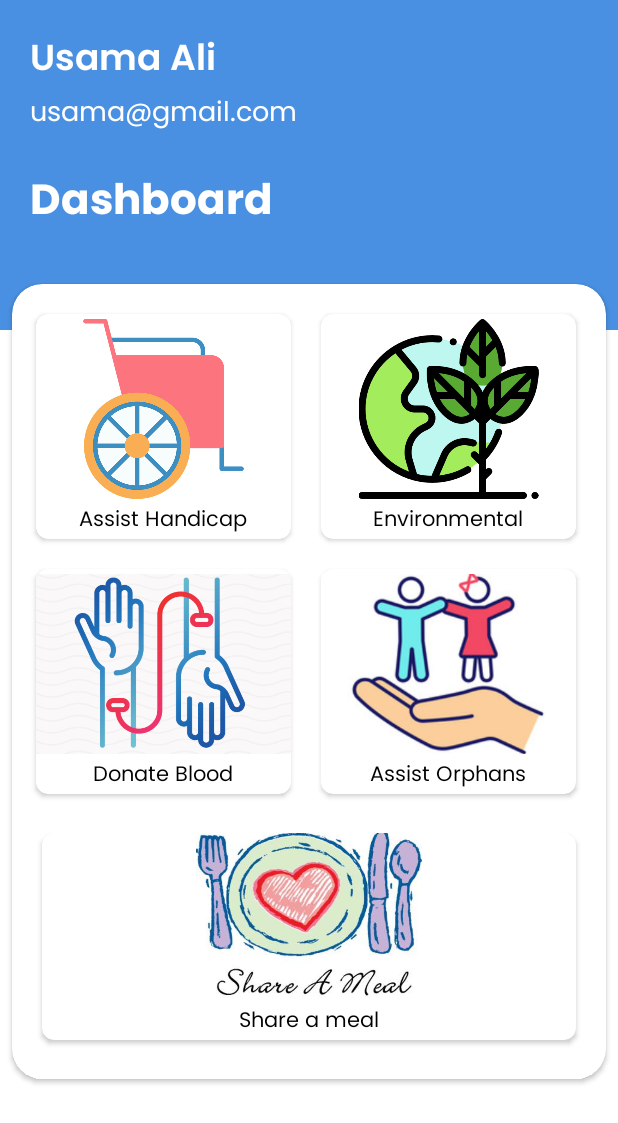
After one commit to usamasiddiqui04/Community-Service, an Android app: the layout dash_board_screen.xml on its own in the app's theme, with its tools: preview values and no code run, on a phone screen of 412 x 824 dp. The commit adds this screen. Shown: the top 1123 px of the screen. Run offline under Robolectric (Android 15) with nearby library versions, the phone set to English and light mode, and no system bars.

Commit message:
Dash Board UI

```diff
--- /dev/null
+++ b/app/src/main/java/com/bytee/communityservice/DashBoardScreen.kt
@@ -0,0 +1,32 @@
+package com.bytee.communityservice
+
+import android.os.Bundle
+import androidx.fragment.app.Fragment
+import android.view.LayoutInflater
+import android.view.View
+import android.view.ViewGroup
+import com.bytee.communityservice.databinding.DashBoardScreenBinding
+import com.bytee.communityservice.databinding.FragmentSplahScreenBinding
+
+
+class DashBoardScreen : Fragment() {
+
+
+
+    lateinit var _binding: DashBoardScreenBinding
+    private val binding get() = _binding
+
+    override fun onCreateView(
+        inflater: LayoutInflater, container: ViewGroup?,
+        savedInstanceState: Bundle?
+    ): View {
+        _binding = DashBoardScreenBinding.inflate(inflater, container, false)
+        return binding.root
+    }
+
+
+    override fun onViewCreated(view: View, savedInstanceState: Bundle?) {
+        super.onViewCreated(view, savedInstanceState)
+    }
+
+}
--- /dev/null
+++ b/app/src/main/java/com/bytee/communityservice/module/DashBoardActivity.kt
@@ -0,0 +1,12 @@
+package com.bytee.communityservice.module
+
+import androidx.appcompat.app.AppCompatActivity
+import android.os.Bundle
+import com.bytee.communityservice.R
+
+class DashBoardActivity : AppCompatActivity() {
+    override fun onCreate(savedInstanceState: Bundle?) {
+        super.onCreate(savedInstanceState)
+        setContentView(R.layout.activity_dash_board)
+    }
+}
--- a/app/src/main/java/com/bytee/communityservice/ui/LoginScreen.kt
+++ b/app/src/main/java/com/bytee/communityservice/ui/LoginScreen.kt
@@ -2,6 +2,7 @@ package com.bytee.communityservice.ui
 
 import android.app.AlertDialog
 import android.app.Dialog
+import android.content.Intent
 import android.os.Bundle
 import android.text.method.PasswordTransformationMethod
 import android.view.LayoutInflater
@@ -11,8 +12,10 @@ import android.widget.Toast
 import androidx.activity.OnBackPressedCallback
 import androidx.fragment.app.Fragment
 import androidx.navigation.fragment.findNavController
+import com.bytee.communityservice.DashBoardScreen
 import com.bytee.communityservice.R
 import com.bytee.communityservice.databinding.FragmentLoginScreenBinding
+import com.bytee.communityservice.module.DashBoardActivity
 import com.google.firebase.auth.FirebaseAuth
 import com.google.firebase.database.DatabaseReference
 import com.google.firebase.database.FirebaseDatabase
@@ -43,6 +46,7 @@ class LoginScreen : Fragment() {
 
         auth = FirebaseAuth.getInstance()
         firebaseDatabase = FirebaseDatabase.getInstance()
+
 
         binding.singupTextView.setOnClickListener {
             findNavController().navigate(R.id.action_loginScreen_to_singupFragment)
@@ -105,8 +109,8 @@ class LoginScreen : Fragment() {
             .addOnCompleteListener { task ->
                 if (task.isSuccessful) {
                     if (auth.currentUser!!.isEmailVerified) {
-
-                        Toast.makeText(requireContext(), "success", Toast.LENGTH_SHORT).show()
+                        startActivity(Intent(requireContext() , DashBoardActivity::class.java))
+                        activity?.finish()
                     } else {
                         val builder: AlertDialog.Builder = AlertDialog.Builder(requireContext())
                         builder.setTitle("Please verify your email")
--- a/app/src/main/java/com/bytee/communityservice/ui/SignupFragment.kt
+++ b/app/src/main/java/com/bytee/communityservice/ui/SignupFragment.kt
@@ -175,7 +175,7 @@ class SignupFragment : Fragment() {
                 if (!task.isSuccessful) {
                     binding.progressBar.visibility = View.GONE
                     Toast.makeText(
-                        requireContext(),  task.exception.toString(),
+                        requireContext(), task.exception.toString(),
                         Toast.LENGTH_SHORT
                     ).show()
                 } else {
@@ -185,7 +185,10 @@ class SignupFragment : Fragment() {
                         builder.setTitle("Register successfully , verification link sent to your given email $email")
                         builder.setPositiveButton(
                             "OK"
-                        ) { dialog, which -> dialog.cancel() }
+                        ) { dialog, which ->
+                            findNavController().popBackStack()
+                            dialog.cancel()
+                        }
                         val dialog: Dialog = builder.create()
                         dialog.show()
                     }
--- a/app/src/main/java/com/bytee/communityservice/ui/SplashScreen.kt
+++ b/app/src/main/java/com/bytee/communityservice/ui/SplashScreen.kt
@@ -1,6 +1,7 @@
 package com.bytee.communityservice.ui
 
 import android.annotation.SuppressLint
+import android.content.Intent
 import android.os.Bundle
 import android.view.LayoutInflater
 import android.view.View
@@ -10,6 +11,8 @@ import androidx.fragment.app.Fragment
 import androidx.navigation.fragment.findNavController
 import com.bytee.communityservice.R
 import com.bytee.communityservice.databinding.FragmentSplahScreenBinding
+import com.bytee.communityservice.module.DashBoardActivity
+import com.google.firebase.auth.FirebaseAuth
 
 
 @SuppressLint("CustomSplashScreen")
@@ -18,6 +21,8 @@ class SplashScreen : Fragment() {
 
     lateinit var _binding: FragmentSplahScreenBinding
     private val binding get() = _binding
+
+    lateinit var auth: FirebaseAuth
 
 
     override fun onCreateView(
@@ -31,12 +36,20 @@ class SplashScreen : Fragment() {
     override fun onViewCreated(view: View, savedInstanceState: Bundle?) {
         super.onViewCreated(view, savedInstanceState)
 
+        auth = FirebaseAuth.getInstance()
+
 
         val background: Thread = object : Thread() {
             override fun run() {
                 try {
                     sleep((2 * 1000).toLong())
-                    findNavController().navigate(R.id.action_splahScreen_to_loginScreen)
+
+                    if(auth.currentUser?.uid == null){
+                        findNavController().navigate(R.id.action_splahScreen_to_loginScreen)
+                    }else{
+                        startActivity(Intent(requireContext() , DashBoardActivity::class.java))
+                    }
+
 
                 } catch (e: Exception) {
 
@@ -48,4 +61,5 @@ class SplashScreen : Fragment() {
 
     }
 
+
 }
--- /dev/null
+++ b/app/src/main/res/drawable/dashboardback.xml
@@ -0,0 +1,6 @@
+<?xml version="1.0" encoding="utf-8"?>
+<shape xmlns:android="http://schemas.android.com/apk/res/android">
+
+    <solid android:color="@color/app_blue"/>
+
+</shape>
--- /dev/null
+++ b/app/src/main/res/layout/activity_dash_board.xml
@@ -0,0 +1,19 @@
+<?xml version="1.0" encoding="utf-8"?>
+<layout xmlns:android="http://schemas.android.com/apk/res/android"
+    xmlns:app="http://schemas.android.com/apk/res-auto">
+
+    <LinearLayout
+        android:layout_width="match_parent"
+        android:layout_height="match_parent"
+        android:orientation="vertical">
+
+        <androidx.fragment.app.FragmentContainerView
+            android:id="@+id/animationFragment"
+            android:name="androidx.navigation.fragment.NavHostFragment"
+            android:layout_width="match_parent"
+            android:layout_height="match_parent"
+            app:defaultNavHost="true"
+            app:navGraph="@navigation/dashboard_nav" />
+
+    </LinearLayout>
+</layout>
--- /dev/null
+++ b/app/src/main/res/layout/dash_board_screen.xml
@@ -0,0 +1,333 @@
+<?xml version="1.0" encoding="utf-8"?>
+<ScrollView xmlns:android="http://schemas.android.com/apk/res/android"
+    xmlns:tools="http://schemas.android.com/tools"
+    android:layout_width="match_parent"
+    android:layout_height="match_parent"
+    xmlns:app="http://schemas.android.com/apk/res-auto"
+    tools:context=".DashBoardScreen">
+
+
+    <androidx.constraintlayout.widget.ConstraintLayout
+        android:layout_width="match_parent"
+        android:layout_height="wrap_content"
+        >
+
+        <FrameLayout
+            android:layout_width="match_parent"
+            android:layout_height="220dp"
+            app:layout_constraintTop_toTopOf="parent"
+            android:background="@drawable/dashboardback"
+            app:layout_constraintStart_toStartOf="parent"/>
+
+
+
+        <TextView
+            android:id="@+id/userName"
+            android:layout_width="wrap_content"
+            android:layout_height="wrap_content"
+            android:layout_margin="20dp"
+            app:layout_constraintStart_toStartOf="parent"
+            app:layout_constraintTop_toTopOf="parent"
+            android:text="Usama Ali"
+            android:fontFamily="@font/poppins_semibold"
+            android:textColor="@color/white"
+            android:textSize="24sp"/>
+
+
+        <TextView
+            android:id="@+id/userEmail"
+            android:layout_width="wrap_content"
+            android:layout_height="wrap_content"
+            android:layout_marginStart="20dp"
+            app:layout_constraintStart_toStartOf="parent"
+            app:layout_constraintTop_toBottomOf="@id/userName"
+            android:text="usama@gmail.com"
+            android:fontFamily="@font/poppins_regular"
+            android:textColor="@color/white"
+            android:textSize="18sp"/>
+
+
+        <TextView
+            android:id="@+id/dashTextview"
+            android:layout_width="wrap_content"
+            android:layout_height="wrap_content"
+            android:layout_margin="20dp"
+            app:layout_constraintStart_toStartOf="parent"
+            app:layout_constraintTop_toBottomOf="@id/userEmail"
+            android:text="Dashboard"
+            android:fontFamily="@font/poppins_bold"
+            android:textColor="@color/white"
+            android:textSize="28sp"/>
+
+
+
+        <androidx.cardview.widget.CardView
+            android:layout_width="match_parent"
+            android:layout_height="match_parent"
+            android:layout_marginTop="20dp"
+            app:layout_constraintTop_toBottomOf="@id/dashTextview"
+            app:layout_constraintStart_toStartOf="parent"
+            app:layout_constraintEnd_toEndOf="parent"
+            app:cardCornerRadius="20dp"
+            app:cardUseCompatPadding="true"
+            app:cardBackgroundColor="@color/white">
+
+            <androidx.constraintlayout.widget.ConstraintLayout
+                android:layout_width="match_parent"
+                android:layout_height="match_parent"
+                android:paddingBottom="20dp"
+                >
+
+                <androidx.cardview.widget.CardView
+                    android:id="@+id/settingsCard"
+                    android:layout_width="0dp"
+                    app:layout_constraintWidth_percent="0.43"
+                    android:layout_height="150dp"
+                    app:layout_constraintTop_toTopOf="parent"
+                    app:layout_constraintStart_toStartOf="parent"
+                    android:layout_marginStart="16dp"
+                    android:layout_marginTop="20dp"
+                    android:clickable="true"
+                    android:elevation="12dp"
+                    android:focusable="true"
+                    android:foreground="?android:attr/selectableItemBackground"
+                    app:cardCornerRadius="8dp">
+
+                    <androidx.constraintlayout.widget.ConstraintLayout
+                        android:layout_width="match_parent"
+                        android:layout_height="match_parent">
+
+                        <ImageView
+                            android:id="@+id/image_view"
+                            android:layout_width="match_parent"
+                            android:layout_height="120dp"
+                            android:src="@drawable/scap"
+                            app:layout_constraintTop_toTopOf="parent"
+                            app:layout_constraintEnd_toEndOf="parent"
+                            app:layout_constraintStart_toStartOf="parent"
+                            app:layout_constraintBottom_toTopOf="@id/textView4"/>
+
+                        <TextView
+                            android:id="@+id/textView4"
+                            android:layout_width="match_parent"
+                            android:layout_height="wrap_content"
+                            android:gravity="center"
+                            android:text="Assist Handicap"
+                            android:textColor="@color/black"
+                            android:textSize="14sp"
+                            android:fontFamily="@font/poppins_regular"
+                            app:layout_constraintBottom_toBottomOf="parent"
+                            app:layout_constraintEnd_toEndOf="parent"
+                            app:layout_constraintStart_toStartOf="parent"/>
+
+                    </androidx.constraintlayout.widget.ConstraintLayout>
+
+                </androidx.cardview.widget.CardView>
+
+
+
+                <androidx.cardview.widget.CardView
+                    android:id="@+id/settingsCard2"
+                    android:layout_width="0dp"
+                    app:layout_constraintWidth_percent="0.43"
+                    android:layout_height="150dp"
+                    app:layout_constraintTop_toTopOf="parent"
+                    app:layout_constraintEnd_toEndOf="parent"
+                    android:layout_marginStart="16dp"
+                    android:layout_marginEnd="20dp"
+                    android:clickable="true"
+                    android:elevation="12dp"
+                    android:focusable="true"
+                    android:layout_marginTop="20dp"
+                    android:foreground="?android:attr/selectableItemBackground"
+                    app:cardCornerRadius="8dp">
+
+                    <androidx.constraintlayout.widget.ConstraintLayout
+                        android:layout_width="match_parent"
+                        android:layout_height="match_parent">
+
+                        <ImageView
+                            android:id="@+id/image_view2"
+                            android:layout_width="match_parent"
+                            android:layout_height="120dp"
+                            android:src="@drawable/edrive"
+                            app:layout_constraintTop_toTopOf="parent"
+                            app:layout_constraintEnd_toEndOf="parent"
+                            app:layout_constraintBottom_toTopOf="@id/textView42"
+                            app:layout_constraintStart_toStartOf="parent"/>
+
+                        <TextView
+                            android:id="@+id/textView42"
+                            android:layout_width="match_parent"
+                            android:layout_height="wrap_content"
+                            android:gravity="center"
+                            android:text="Environmental"
+                            android:textColor="@color/black"
+                            android:textSize="14sp"
+                            android:fontFamily="@font/poppins_regular"
+                            app:layout_constraintBottom_toBottomOf="parent"
+                            app:layout_constraintEnd_toEndOf="parent"
+                            app:layout_constraintStart_toStartOf="parent"/>
+
+                    </androidx.constraintlayout.widget.ConstraintLayout>
+
+                </androidx.cardview.widget.CardView>
+
+
+                <androidx.cardview.widget.CardView
+                    android:id="@+id/settingsCard3"
+                    android:layout_width="0dp"
+                    app:layout_constraintWidth_percent="0.43"
+                    android:layout_height="150dp"
+                    app:layout_constraintTop_toBottomOf="@id/settingsCard2"
+                    app:layout_constraintStart_toStartOf="parent"
+                    android:layout_marginStart="16dp"
+                    android:clickable="true"
+                    android:elevation="12dp"
+                    android:focusable="true"
+                    android:layout_marginTop="20dp"
+                    android:foreground="?android:attr/selectableItemBackground"
+                    app:cardCornerRadius="8dp">
+
+                    <androidx.constraintlayout.widget.ConstraintLayout
+                        android:layout_width="match_parent"
+                        android:layout_height="match_parent">
+
+                        <ImageView
+                            android:id="@+id/image_view3"
+                            android:layout_width="match_parent"
+                            android:layout_height="120dp"
+                            android:scaleType="centerCrop"
+                            android:src="@drawable/donateblood"
+                            app:layout_constraintTop_toTopOf="parent"
+                            app:layout_constraintEnd_toEndOf="parent"
+                            app:layout_constraintBottom_toTopOf="@id/textView43"
+                            app:layout_constraintStart_toStartOf="parent"/>
+
+                        <TextView
+                            android:id="@+id/textView43"
+                            android:layout_width="match_parent"
+                            android:layout_height="wrap_content"
+                            android:gravity="center"
+                            android:text="Donate Blood"
+                            android:textColor="@color/black"
+                            android:textSize="14sp"
+                            android:fontFamily="@font/poppins_regular"
+                            app:layout_constraintBottom_toBottomOf="parent"
+                            app:layout_constraintEnd_toEndOf="parent"
+                            app:layout_constraintStart_toStartOf="parent"/>
+
+                    </androidx.constraintlayout.widget.ConstraintLayout>
+
+                </androidx.cardview.widget.CardView>
+
+
+                <androidx.cardview.widget.CardView
+                    android:id="@+id/settingsCard4"
+                    android:layout_width="0dp"
+                    app:layout_constraintWidth_percent="0.43"
+                    android:layout_height="150dp"
+                    app:layout_constraintTop_toBottomOf="@id/settingsCard2"
+
+                    app:layout_constraintEnd_toEndOf="parent"
+                    android:layout_marginEnd="20dp"
+                    android:clickable="true"
+                    android:elevation="12dp"
+                    android:focusable="true"
+                    android:layout_marginTop="20dp"
+                    android:foreground="?android:attr/selectableItemBackground"
+                    app:cardCornerRadius="8dp">
+
+                    <androidx.constraintlayout.widget.ConstraintLayout
+                        android:layout_width="match_parent"
+                        android:layout_height="match_parent">
+
+                        <ImageView
+                            android:id="@+id/image_view4"
+                            android:layout_width="match_parent"
+                            android:layout_height="120dp"
+                            android:src="@drawable/orphans"
+                            android:scaleType="centerCrop"
+                            app:layout_constraintTop_toTopOf="parent"
+                            app:layout_constraintEnd_toEndOf="parent"
+                            app:layout_constraintBottom_toTopOf="@id/textView44"
+                            app:layout_constraintStart_toStartOf="parent"/>
+
+                        <TextView
+                            android:id="@+id/textView44"
+                            android:layout_width="match_parent"
+                            android:layout_height="wrap_content"
+                            android:gravity="center"
+                            android:text="Assist Orphans"
+                            android:textColor="@color/black"
+                            android:textSize="14sp"
+                            android:fontFamily="@font/poppins_regular"
+                            app:layout_constraintBottom_toBottomOf="parent"
+                            app:layout_constraintEnd_toEndOf="parent"
+                            app:layout_constraintStart_toStartOf="parent"/>
+
+                    </androidx.constraintlayout.widget.ConstraintLayout>
+
+                </androidx.cardview.widget.CardView>
+
+
+
+                <androidx.cardview.widget.CardView
+                    android:id="@+id/settingsCard5"
+                    android:layout_width="match_parent"
+                    android:layout_height="150dp"
+                    app:layout_constraintTop_toBottomOf="@id/settingsCard4"
+                    app:layout_constraintStart_toStartOf="parent"
+                    android:layout_marginStart="15dp"
+                    android:layout_marginEnd="15dp"
+                    android:clickable="true"
+                    android:elevation="12dp"
+                    android:focusable="true"
+                    android:layout_marginTop="20dp"
+                    app:cardUseCompatPadding="true"
+                    android:foreground="?android:attr/selectableItemBackground"
+                    app:cardCornerRadius="8dp">
+
+                    <androidx.constraintlayout.widget.ConstraintLayout
+                        android:layout_width="match_parent"
+                        android:layout_height="match_parent">
+
+                        <ImageView
+                            android:id="@+id/image_view5"
+                            android:layout_width="match_parent"
+                            android:layout_height="120dp"
+                            android:src="@drawable/smeal"
+                            app:layout_constraintTop_toTopOf="parent"
+                            app:layout_constraintEnd_toEndOf="parent"
+                            app:layout_constraintBottom_toTopOf="@id/textView45"
+                            app:layout_constraintStart_toStartOf="parent"/>
+
+                        <TextView
+                            android:id="@+id/textView45"
+                            android:layout_width="match_parent"
+                            android:layout_height="wrap_content"
+                            android:gravity="center"
+                            android:text="Share a meal"
+                            android:textColor="@color/black"
+                            android:textSize="14sp"
+                            android:fontFamily="@font/poppins_regular"
+                            app:layout_constraintBottom_toBottomOf="parent"
+                            app:layout_constraintEnd_toEndOf="parent"
+                            app:layout_constraintStart_toStartOf="parent"/>
+
+                    </androidx.constraintlayout.widget.ConstraintLayout>
+
+                </androidx.cardview.widget.CardView>
+
+            </androidx.constraintlayout.widget.ConstraintLayout>
+
+
+
+
+        </androidx.cardview.widget.CardView>
+
+
+    </androidx.constraintlayout.widget.ConstraintLayout>
+
+
+</ScrollView>
--- /dev/null
+++ b/app/src/main/res/navigation/dashboard_nav.xml
@@ -0,0 +1,13 @@
+<?xml version="1.0" encoding="utf-8"?>
+<navigation xmlns:android="http://schemas.android.com/apk/res/android"
+    xmlns:app="http://schemas.android.com/apk/res-auto"
+    xmlns:tools="http://schemas.android.com/tools"
+    android:id="@+id/dashboard_nav"
+    app:startDestination="@id/dashBoardScreen">
+
+    <fragment
+        android:id="@+id/dashBoardScreen"
+        android:name="com.bytee.communityservice.DashBoardScreen"
+        android:label="dash_board_screen"
+        tools:layout="@layout/dash_board_screen" />
+</navigation>
```
Also changed, not shown: app/src/main/AndroidManifest.xml (+6 -3 lines), app/src/main/res/drawable-v24/donateblood.jpeg (added), app/src/main/res/drawable-v24/edrive.png (added), app/src/main/res/drawable-v24/handicap.png (added), app/src/main/res/drawable-v24/orphans.jpeg (added), app/src/main/res/drawable-v24/scap.png (added), app/src/main/res/drawable-v24/smeal.jpeg (added).
